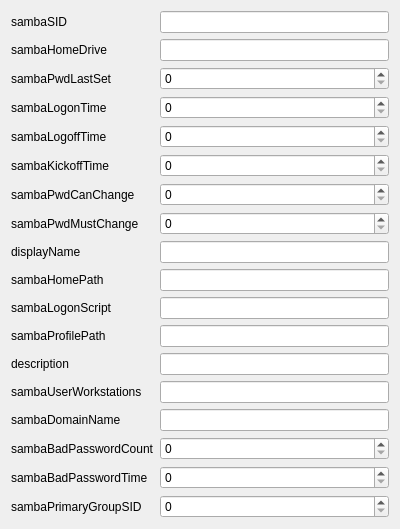
First picture: the form in agent/src/clacks/agent/data/templates/default/user-samba.ui, repository gonicus/clacks, before the edit.
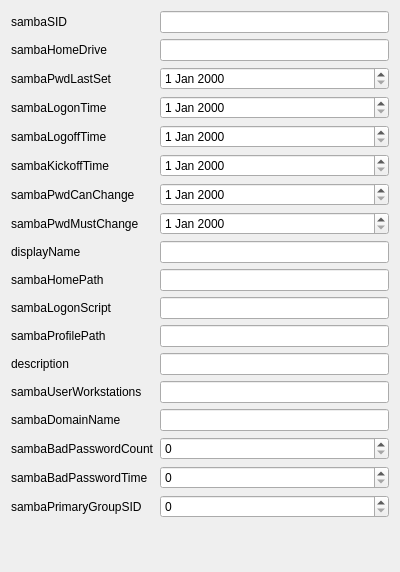
Second picture: the form after the edit. Icons and pictures are not drawn.

The edit to the form file:
```diff
--- a/agent/src/clacks/agent/data/templates/default/user-samba.ui
+++ b/agent/src/clacks/agent/data/templates/default/user-samba.ui
@@ -7,7 +7,7 @@
     <x>0</x>
     <y>0</y>
     <width>400</width>
-    <height>503</height>
+    <height>572</height>
    </rect>
   </property>
   <property name="windowTitle">
@@ -47,9 +47,6 @@
        </property>
       </widget>
      </item>
-     <item row="2" column="1">
-      <widget class="QSpinBox" name="sambaPwdLastSetEdit"/>
-     </item>
      <item row="3" column="0">
       <widget class="QLabel" name="sambaLogonTimeLabel">
        <property name="text">
@@ -57,9 +54,6 @@
        </property>
       </widget>
      </item>
-     <item row="3" column="1">
-      <widget class="QSpinBox" name="sambaLogonTimeEdit"/>
-     </item>
      <item row="4" column="0">
       <widget class="QLabel" name="sambaLogoffTimeLabel">
        <property name="text">
@@ -67,9 +61,6 @@
        </property>
       </widget>
      </item>
-     <item row="4" column="1">
-      <widget class="QSpinBox" name="sambaLogoffTimeEdit"/>
-     </item>
      <item row="5" column="0">
       <widget class="QLabel" name="sambaKickoffTimeLabel">
        <property name="text">
@@ -77,9 +68,6 @@
        </property>
       </widget>
      </item>
-     <item row="5" column="1">
-      <widget class="QSpinBox" name="sambaKickoffTimeEdit"/>
-     </item>
      <item row="6" column="0">
       <widget class="QLabel" name="sambaPwdCanChangeLabel">
        <property name="text">
@@ -87,9 +75,6 @@
        </property>
       </widget>
      </item>
-     <item row="6" column="1">
-      <widget class="QSpinBox" name="sambaPwdCanChangeEdit"/>
-     </item>
      <item row="7" column="0">
       <widget class="QLabel" name="sambaPwdMustChangeLabel">
        <property name="text">
@@ -97,9 +82,6 @@
        </property>
       </widget>
      </item>
-     <item row="7" column="1">
-      <widget class="QSpinBox" name="sambaPwdMustChangeEdit"/>
-     </item>
      <item row="8" column="0">
       <widget class="QLabel" name="displayNameLabel">
        <property name="text">
@@ -200,6 +182,24 @@
      <item row="17" column="1">
       <widget class="QSpinBox" name="sambaPrimaryGroupSIDEdit"/>
      </item>
+     <item row="2" column="1">
+      <widget class="QDateEdit" name="sambaPwdLastSetEdit"/>
+     </item>
+     <item row="3" column="1">
+      <widget class="QDateEdit" name="sambaLogonTimeEdit"/>
+     </item>
+     <item row="4" column="1">
+      <widget class="QDateEdit" name="sambaLogoffTimeEdit"/>
+     </item>
+     <item row="5" column="1">
+      <widget class="QDateEdit" name="sambaKickoffTimeEdit"/>
+     </item>
+     <item row="6" column="1">
+      <widget class="QDateEdit" name="sambaPwdCanChangeEdit"/>
+     </item>
+     <item row="7" column="1">
+      <widget class="QDateEdit" name="sambaPwdMustChangeEdit"/>
+     </item>
     </layout>
    </item>
   </layout>
```
Left out of the diff: 202 changed lines with no effect on the pictures.
